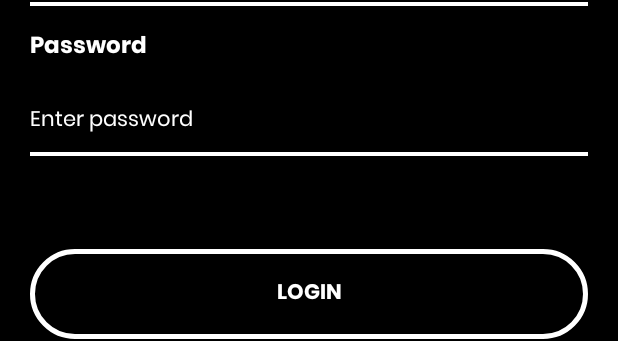
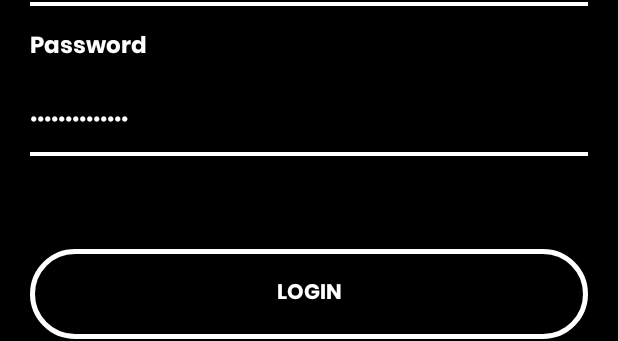
Before and after one commit to arnaugarcia/Sallefy-Pocket, an Android app: the layout activity_login.xml on its own in the app's theme, with its tools: preview values and no code run, on a phone screen of 412 x 824 dp. Shown: the part 396-737 px from the top of the screen. Run offline under Robolectric (Android 15) with nearby library versions, the phone set to English and light mode, and no system bars.

Commit message:
Changed colors and inputType set to password

```diff
--- a/app/src/main/res/layout/activity_login.xml
+++ b/app/src/main/res/layout/activity_login.xml
@@ -56,9 +56,12 @@
             android:layout_width="match_parent"
             android:layout_height="50dp"
             android:layout_marginTop="200dp"
+            android:background="@drawable/edit_text_bottom_line"
             android:fontFamily="@font/poppins_regular"
-            android:background="@drawable/edit_text_bottom_line"
             android:textColor="@android:color/white"
+            android:textColorHint="@android:color/white"
+            android:textColorLink="@android:color/white"
+            android:textCursorDrawable="@android:color/white"
             android:textSize="14sp"
             app:layout_constraintEnd_toEndOf="parent"
             app:layout_constraintStart_toStartOf="parent"
@@ -83,10 +86,14 @@
             android:id="@+id/edit_text_login_password"
             android:layout_width="match_parent"
             android:layout_height="50dp"
+            android:layout_marginTop="50dp"
             android:background="@drawable/edit_text_bottom_line"
-            android:layout_marginTop="50dp"
+            android:fontFamily="@font/poppins_regular"
+            android:inputType="textPassword"
             android:textColor="@android:color/white"
-            android:fontFamily="@font/poppins_regular"
+            android:textColorHint="@android:color/white"
+            android:textColorLink="@android:color/white"
+            android:textCursorDrawable="@android:color/white"
             android:textSize="14sp"
             app:layout_constraintEnd_toEndOf="parent"
             app:layout_constraintStart_toStartOf="parent"
```
